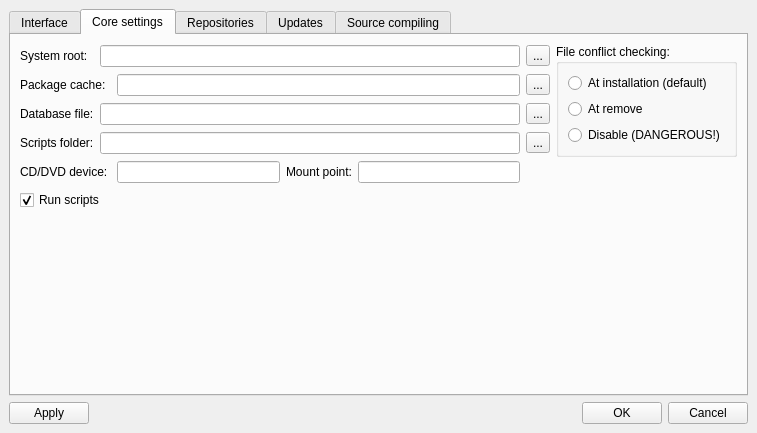
Above: mpkg/manager/preferencesbox.ui from BackupTheBerlios/mops before the change. Below: the same form after it.
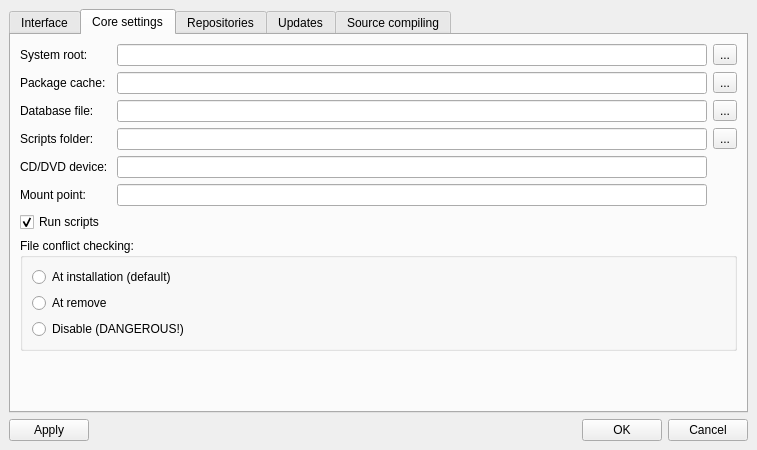
That is the form after the change. Icons and pictures are not drawn.

```diff
--- a/mpkg/manager/preferencesbox.ui
+++ b/mpkg/manager/preferencesbox.ui
@@ -9,7 +9,7 @@
     <x>0</x>
     <y>0</y>
     <width>757</width>
-    <height>433</height>
+    <height>450</height>
    </rect>
   </property>
   <property name="windowTitle" >
@@ -137,42 +137,42 @@
        <string>Core settings</string>
       </attribute>
       <layout class="QVBoxLayout" >
-       <property name="margin" >
-        <number>9</number>
-       </property>
-       <property name="spacing" >
-        <number>6</number>
-       </property>
-       <item>
-        <layout class="QHBoxLayout" >
-         <property name="margin" >
-          <number>0</number>
-         </property>
-         <property name="spacing" >
-          <number>6</number>
-         </property>
          <item>
           <layout class="QGridLayout" >
-           <property name="margin" >
-            <number>0</number>
+         <item row="0" column="0" >
+          <widget class="QLabel" name="label" >
+           <property name="text" >
+            <string>System root:</string>
            </property>
-           <property name="spacing" >
-            <number>6</number>
-           </property>
-           <item row="4" column="3" >
-            <widget class="QLabel" name="label_13" >
+          </widget>
+         </item>
+         <item row="0" column="1" >
+          <widget class="QLineEdit" name="sysrootEdit" />
+         </item>
+         <item row="0" column="2" >
+          <widget class="QToolButton" name="sysrootHelpBtn" >
              <property name="text" >
-              <string>Mount point:</string>
+            <string>...</string>
              </property>
             </widget>
            </item>
-           <item row="1" column="0" colspan="2" >
+         <item row="1" column="0" >
             <widget class="QLabel" name="label_2" >
              <property name="text" >
               <string>Package cache:</string>
              </property>
             </widget>
            </item>
+         <item row="1" column="1" >
+          <widget class="QLineEdit" name="syscacheEdit" />
+         </item>
+         <item row="1" column="2" >
+          <widget class="QToolButton" name="syscacheHelpBtn" >
+           <property name="text" >
+            <string>...</string>
+           </property>
+          </widget>
+         </item>
            <item row="2" column="0" >
             <widget class="QLabel" name="label_3" >
              <property name="text" >
@@ -180,18 +180,37 @@
              </property>
             </widget>
            </item>
-           <item row="3" column="1" colspan="4" >
+         <item row="2" column="1" >
+          <widget class="QLineEdit" name="dbfileEdit" />
+         </item>
+         <item row="2" column="2" >
+          <widget class="QToolButton" name="dbfileHelpBtn" >
+           <property name="text" >
+            <string>...</string>
+           </property>
+          </widget>
+         </item>
+         <item row="3" column="0" >
+          <widget class="QLabel" name="label_4" >
+           <property name="text" >
+            <string>Scripts folder:</string>
+           </property>
+          </widget>
+         </item>
+         <item row="3" column="1" >
             <widget class="QLineEdit" name="scriptsfolderEdit" />
            </item>
-           <item row="4" column="4" >
-            <widget class="QLineEdit" name="mountPointEdit" />
-           </item>
-           <item row="4" column="0" colspan="2" >
+         <item row="3" column="2" >
+          <widget class="QToolButton" name="scriptsfolderHelpBtn" >
+           <property name="text" >
+            <string>...</string>
+           </property>
+          </widget>
+         </item>
+         <item row="4" column="0" >
             <widget class="QLabel" name="label_12" >
              <property name="sizePolicy" >
-              <sizepolicy>
-               <hsizetype>1</hsizetype>
-               <vsizetype>5</vsizetype>
+            <sizepolicy vsizetype="Preferred" hsizetype="Minimum" >
                <horstretch>0</horstretch>
                <verstretch>0</verstretch>
               </sizepolicy>
@@ -201,48 +220,20 @@
              </property>
             </widget>
            </item>
-           <item row="0" column="0" >
-            <widget class="QLabel" name="label" >
-             <property name="text" >
-              <string>System root:</string>
-             </property>
-            </widget>
-           </item>
-           <item row="2" column="5" >
-            <widget class="QToolButton" name="dbfileHelpBtn" >
-             <property name="text" >
-              <string>...</string>
-             </property>
-            </widget>
-           </item>
-           <item row="1" column="2" colspan="3" >
-            <widget class="QLineEdit" name="syscacheEdit" />
-           </item>
-           <item row="4" column="2" >
+         <item row="4" column="1" >
             <widget class="QLineEdit" name="cdromDeviceEdit" />
            </item>
-           <item row="3" column="0" >
-            <widget class="QLabel" name="label_4" >
+         <item row="5" column="0" >
+          <widget class="QLabel" name="label_13" >
              <property name="text" >
-              <string>Scripts folder:</string>
+            <string>Mount point:</string>
              </property>
             </widget>
            </item>
-           <item row="0" column="5" >
-            <widget class="QToolButton" name="sysrootHelpBtn" >
-             <property name="text" >
-              <string>...</string>
-             </property>
-            </widget>
-           </item>
-           <item row="1" column="5" >
-            <widget class="QToolButton" name="syscacheHelpBtn" >
-             <property name="text" >
-              <string>...</string>
-             </property>
-            </widget>
-           </item>
-           <item row="5" column="0" colspan="6" >
+         <item row="5" column="1" >
+          <widget class="QLineEdit" name="mountPointEdit" />
+         </item>
+         <item row="6" column="0" colspan="3" >
             <widget class="QCheckBox" name="runscriptsCheckBox" >
              <property name="text" >
               <string>Run scripts</string>
@@ -252,26 +243,10 @@
              </property>
             </widget>
            </item>
-           <item row="0" column="1" colspan="4" >
-            <widget class="QLineEdit" name="sysrootEdit" />
-           </item>
-           <item row="2" column="1" colspan="4" >
-            <widget class="QLineEdit" name="dbfileEdit" />
-           </item>
-           <item row="3" column="5" >
-            <widget class="QToolButton" name="scriptsfolderHelpBtn" >
-             <property name="text" >
-              <string>...</string>
-             </property>
-            </widget>
-           </item>
           </layout>
          </item>
          <item>
           <layout class="QVBoxLayout" >
-           <property name="margin" >
-            <number>0</number>
-           </property>
            <property name="spacing" >
             <number>6</number>
            </property>
@@ -281,20 +256,38 @@
               <string>File conflict checking:</string>
              </property>
              <layout class="QVBoxLayout" >
-              <property name="margin" >
-               <number>9</number>
-              </property>
               <property name="spacing" >
                <number>6</number>
               </property>
+            <property name="leftMargin" >
+             <number>9</number>
+            </property>
+            <property name="topMargin" >
+             <number>9</number>
+            </property>
+            <property name="rightMargin" >
+             <number>9</number>
+            </property>
+            <property name="bottomMargin" >
+             <number>9</number>
+            </property>
               <item>
                <layout class="QVBoxLayout" >
-                <property name="margin" >
-                 <number>0</number>
-                </property>
                 <property name="spacing" >
                  <number>6</number>
                 </property>
+              <property name="leftMargin" >
+               <number>0</number>
+              </property>
+              <property name="topMargin" >
+               <number>0</number>
+              </property>
+              <property name="rightMargin" >
+               <number>0</number>
+              </property>
+              <property name="bottomMargin" >
+               <number>0</number>
+              </property>
                 <item>
                  <widget class="QRadioButton" name="fcheckInstallation" >
                   <property name="text" >
@@ -321,23 +314,8 @@
              </layout>
             </widget>
            </item>
-           <item>
-            <spacer>
-             <property name="orientation" >
-              <enum>Qt::Vertical</enum>
-             </property>
-             <property name="sizeHint" >
-              <size>
-               <width>20</width>
-               <height>40</height>
-              </size>
-             </property>
-            </spacer>
-           </item>
-          </layout>
-         </item>
-        </layout>
-       </item>
+        </layout>
+       </item>
        <item>
         <spacer>
          <property name="orientation" >
@@ -345,8 +323,8 @@
          </property>
          <property name="sizeHint" >
           <size>
-           <width>20</width>
-           <height>40</height>
+           <width>717</width>
+           <height>101</height>
           </size>
          </property>
         </spacer>
@@ -1209,9 +1187,6 @@
    </item>
    <item>
     <layout class="QHBoxLayout" >
-     <property name="margin" >
-      <number>0</number>
-     </property>
      <property name="spacing" >
       <number>6</number>
      </property>
```
Left out of the diff: 442 changed lines with no effect on the pictures. Lines whose indentation alone changed are shown as unchanged.
